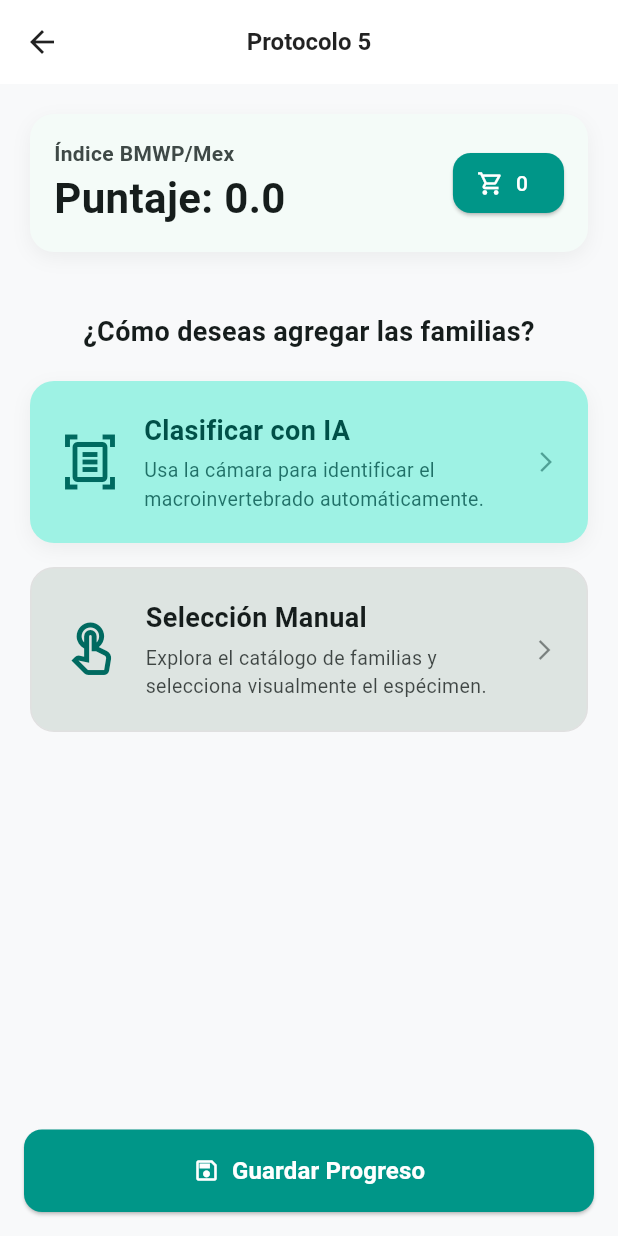
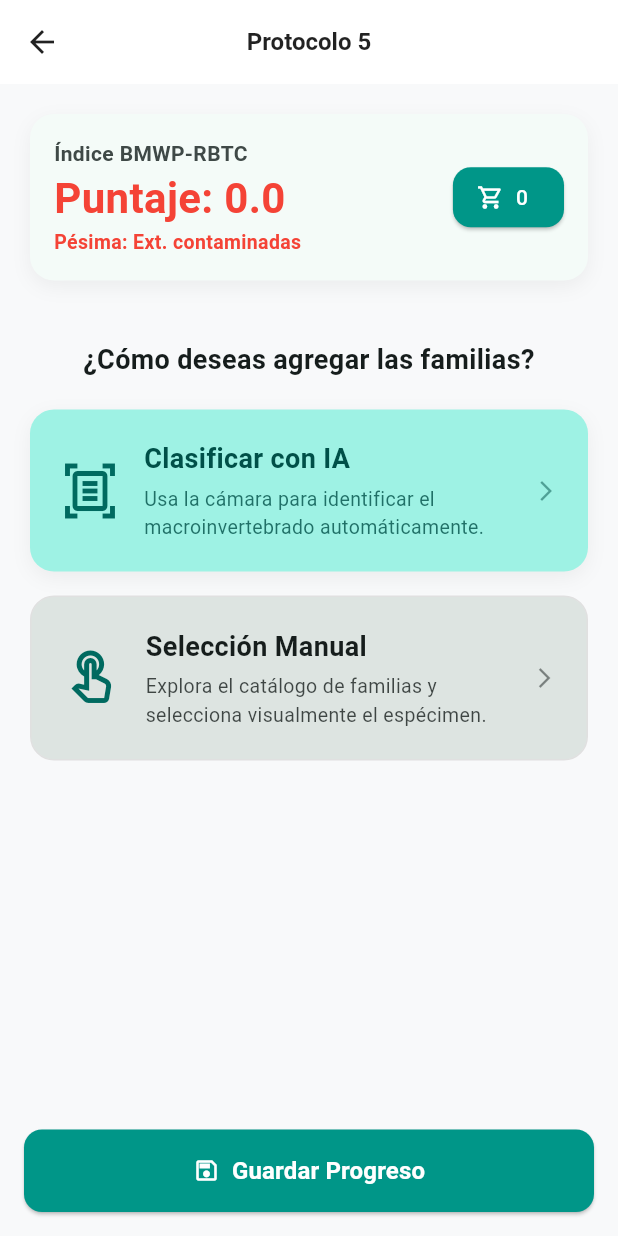
Before and after one commit to admnDbug/deepbug_app, a Flutter app: the Protocolo5Screen screen opened directly with empty values, on a phone screen of 412 x 824 dp. Run offline on Flutter 3.47's test engine with Material 3 defaults, Android fonts, the light colour scheme and no system bars; our stand-ins replace image_picker, shared_preferences, sqflite; missing offline and left inert: tflite_v2; accounts and stored records are empty; network calls fail.

Commit message:
Buscador en familias

```diff
--- a/lib/features/dashboard/screens/lista_protocolos_screen.dart
+++ b/lib/features/dashboard/screens/lista_protocolos_screen.dart
@@ -45,7 +45,8 @@ class _ListaProtocolosScreenState extends State<ListaProtocolosScreen> {
 
   String _obtenerIniciales(String nombre) {
     if (nombre.trim().isEmpty) return '--';
-    List<String> partes = nombre.trim().split(' ');
+    // Dividimos usando expresión regular para ignorar espacios dobles o múltiples
+    List<String> partes = nombre.trim().split(RegExp(r'\s+'));
     if (partes.length > 1) {
       return '${partes[0][0]}${partes[1][0]}'.toUpperCase();
     }
--- a/lib/features/protocolo5/screens/protocolo5_screen.dart
+++ b/lib/features/protocolo5/screens/protocolo5_screen.dart
@@ -218,6 +218,23 @@ class _Protocolo5ScreenState extends State<Protocolo5Screen> {
     return false;
   }
 
+  // --- EVALUACIÓN DE CALIDAD DE AGUA (BMWP-RBTC) ---
+  Map<String, dynamic> _obtenerCalidadAgua(double puntaje) {
+    if (puntaje > 68) {
+      return {'etiqueta': 'Excelente: Aguas no contaminadas', 'color': Colors.blue.shade700};
+    } else if (puntaje > 52) {
+      return {'etiqueta': 'Muy buena: Aguas no alteradas', 'color': Colors.lightBlue};
+    } else if (puntaje > 39) {
+      return {'etiqueta': 'Buena: Mod. contaminadas', 'color': Colors.green};
+    } else if (puntaje > 26) {
+      return {'etiqueta': 'Regular: Aguas contaminadas', 'color': Colors.yellow.shade800}; // shade800 para mejor lectura
+    } else if (puntaje > 13) {
+      return {'etiqueta': 'Mala: Aguas muy contaminadas', 'color': Colors.orange};
+    } else {
+      return {'etiqueta': 'Pésima: Ext. contaminadas', 'color': Colors.red};
+    }
+  }
+
   @override
   Widget build(BuildContext context) {
     if (_isLoadingData) return const Scaffold(body: Center(child: CircularProgressIndicator()));
@@ -257,13 +274,30 @@ class _Protocolo5ScreenState extends State<Protocolo5Screen> {
                 child: Row(
                   mainAxisAlignment: MainAxisAlignment.spaceBetween,
                   children: [
-                    Column(
+                    Expanded(
+                      child: Builder(
+                        builder: (context) {
+                          final calidad = _obtenerCalidadAgua(provider.puntajeTotal);
+                          return Column(
                             crossAxisAlignment: CrossAxisAlignment.start,
                             children: [
-                        Text('Índice BMWP/Mex', style: TextStyle(color: Theme.of(context).colorScheme.onSurfaceVariant, fontWeight: FontWeight.bold)),
-                        Text('Puntaje: ${provider.puntajeTotal}', style: const TextStyle(fontSize: 28, fontWeight: FontWeight.bold)),
+                              Text('Índice BMWP-RBTC', style: TextStyle(color: Theme.of(context).colorScheme.onSurfaceVariant, fontWeight: FontWeight.bold)),
+                              Text(
+                                'Puntaje: ${provider.puntajeTotal}',
+                                style: TextStyle(fontSize: 28, fontWeight: FontWeight.bold, color: calidad['color'])
+                              ),
+                              Text(
+                                calidad['etiqueta'],
+                                style: TextStyle(fontSize: 13, fontWeight: FontWeight.w600, color: calidad['color']),
+                                overflow: TextOverflow.ellipsis,
+                                maxLines: 2,
+                              ),
                             ],
+                          );
+                        }
                       ),
+                    ),
+                    const SizedBox(width: 10),
                     ElevatedButton.icon(
                       onPressed: () => _mostrarCarrito(context, provider),
                       icon: const Icon(Icons.shopping_cart_outlined),
@@ -345,26 +379,74 @@ class _Protocolo5ScreenState extends State<Protocolo5Screen> {
   }
 } // <--- LLAVE DE CIERRE CLAVE DE LA CLASE STATE: Aquí terminaba el error
 
-// --- PANTALLA DEL CATÁLOGO MANUAl (CONECTADA DIRECTO A MONGODB) ---
-class CatalogoManualScreen extends StatelessWidget {
+// --- PANTALLA DEL CATÁLOGO MANUAl (CON BUSCADOR INTEGRADO) ---
+class CatalogoManualScreen extends StatefulWidget {
   const CatalogoManualScreen({super.key});
+
+  @override
+  State<CatalogoManualScreen> createState() => _CatalogoManualScreenState();
+}
+
+class _CatalogoManualScreenState extends State<CatalogoManualScreen> {
+  String _terminoBusqueda = '';
 
   @override
   Widget build(BuildContext context) {
     final provider = Provider.of<Protocolo5Provider>(context);
+
+    // Filtrar el catálogo según lo que el usuario escriba
+    final catalogoFiltrado = provider.catalogo.where((familia) {
+      return familia.nombre.toLowerCase().contains(_terminoBusqueda.toLowerCase());
+    }).toList();
 
     return Scaffold(
       appBar: AppBar(title: const Text('Catálogo de Familias', style: TextStyle(fontWeight: FontWeight.bold)), centerTitle: true),
       body: SafeArea(
         child: provider.catalogo.isEmpty
             ? const Center(child: CircularProgressIndicator())
+            : Column(
+                children: [
+                  // --- BARRA DE BÚSQUEDA ---
+                  Padding(
+                    padding: const EdgeInsets.all(16.0),
+                    child: TextField(
+                      onChanged: (valor) {
+                        setState(() {
+                          _terminoBusqueda = valor;
+                        });
+                      },
+                      decoration: InputDecoration(
+                        hintText: 'Buscar por nombre de familia...',
+                        prefixIcon: const Icon(Icons.search),
+                        filled: true,
+                        fillColor: Theme.of(context).colorScheme.surfaceContainerHighest.withOpacity(0.5),
+                        border: OutlineInputBorder(
+                          borderRadius: BorderRadius.circular(12),
+                          borderSide: BorderSide.none,
+                        ),
+                        contentPadding: const EdgeInsets.symmetric(vertical: 0),
+                      ),
+                    ),
+                  ),
+                  // --- GRILLA DE RESULTADOS ---
+                  Expanded(
+                    child: catalogoFiltrado.isEmpty
+                      ? const Center(child: Text('No se encontraron familias con ese nombre.'))
                       : GridView.builder(
-                padding: const EdgeInsets.all(16),
-                gridDelegate: const SliverGridDelegateWithFixedCrossAxisCount(crossAxisCount: 2, childAspectRatio: 0.65, crossAxisSpacing: 10, mainAxisSpacing: 10),
-                itemCount: provider.catalogo.length,
+                          padding: const EdgeInsets.symmetric(horizontal: 16, vertical: 8),
+                          gridDelegate: const SliverGridDelegateWithFixedCrossAxisCount(
+                            crossAxisCount: 2,
+                            childAspectRatio: 0.65,
+                            crossAxisSpacing: 10,
+                            mainAxisSpacing: 10
+                          ),
+                          itemCount: catalogoFiltrado.length,
                           itemBuilder: (context, index) {
-                  return _ConstruirTarjetaProducto(familia: provider.catalogo[index]);
+                            return _ConstruirTarjetaProducto(familia: catalogoFiltrado[index]);
                           },
+                        ),
+                  ),
+                ],
               ),
       ),
     );
```
Lines whose indentation alone changed are shown as unchanged.
